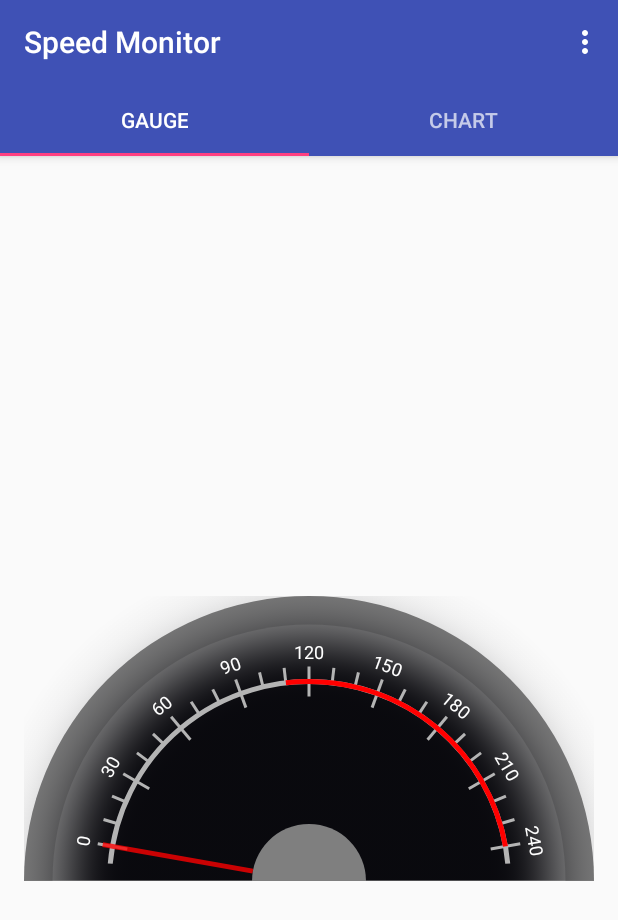
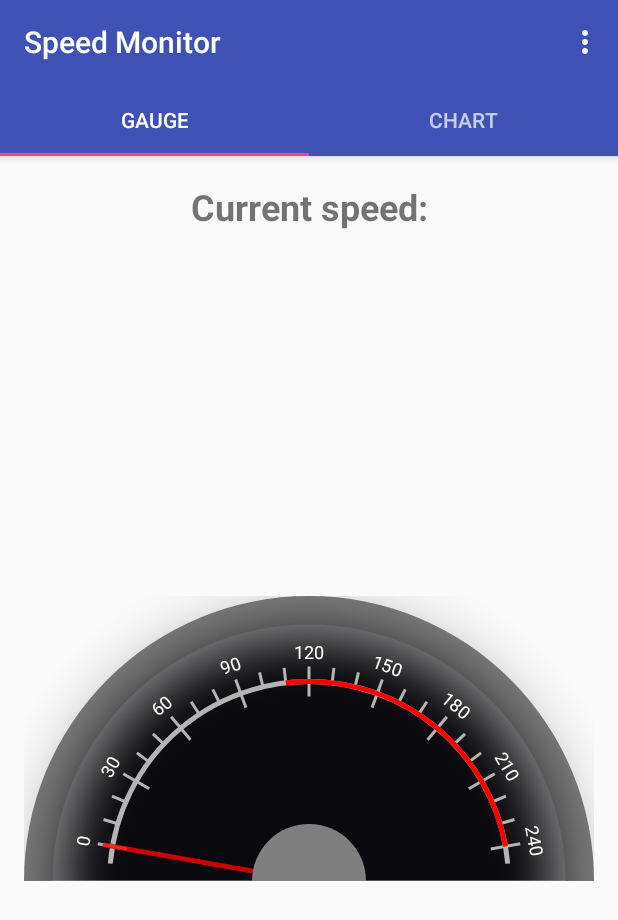
Before and after one commit to yazeed44/SpeedMonitor, an Android app: the screen it shows after launch (UserActivity), on a phone screen of 412 x 824 dp. Shown: the top 920 px of the screen. Run offline under Robolectric (Android 15) with nearby library versions, the phone set to English and light mode, and no system bars; libraries missing offline, so code that uses them is left out: com.afollestad.materialdialogs, com.github.mikephil.charting, com.kristijandraca.backgroundmaillibrary, de.greenrobot.event, io.realm; 9 statements that could not run were skipped.

Commit message:
Added current speed view

```diff
--- a/app/build.gradle
+++ b/app/build.gradle
@@ -9,7 +9,7 @@ android {
         minSdkVersion 11
         targetSdkVersion 23
         versionCode 1
-        versionName "1.0"
+        versionName "0.1.0"
     }
     buildTypes {
         release {
--- a/app/src/main/java/net/yazeed44/speedmonitor/ui/SpeedGaugeFragment.java
+++ b/app/src/main/java/net/yazeed44/speedmonitor/ui/SpeedGaugeFragment.java
@@ -7,6 +7,7 @@ import android.support.v4.app.Fragment;
 import android.view.LayoutInflater;
 import android.view.View;
 import android.view.ViewGroup;
+import android.widget.TextView;
 
 import net.yazeed44.speedmonitor.R;
 import net.yazeed44.speedmonitor.model.Report;
@@ -20,13 +21,15 @@ import de.greenrobot.event.EventBus;
 public class SpeedGaugeFragment extends Fragment {
 
 
-    private SpeedometerGauge mSpeedView;
+    private SpeedometerGauge mSpeedGauge;
+    private TextView mCurrentSpeedView;
 
     @Nullable
     @Override
     public View onCreateView(LayoutInflater inflater, ViewGroup container, Bundle savedInstanceState) {
         final View fragment = inflater.inflate(R.layout.fragment_speed_gauge,container,false);
-        mSpeedView = (SpeedometerGauge)fragment.findViewById(R.id.speed_gauge);
+        mSpeedGauge = (SpeedometerGauge)fragment.findViewById(R.id.speed_gauge);
+        mCurrentSpeedView = (TextView)fragment.findViewById(R.id.current_speed_view);
         initSpeedView();
 
         return fragment;
@@ -34,12 +37,12 @@ public class SpeedGaugeFragment extends Fragment {
 
     private void initSpeedView() {
         final int maxSpeed = 240;
-        mSpeedView.setMaxSpeed(maxSpeed);
-        mSpeedView.setMajorTickStep(30);
-        mSpeedView.setMinorTicks(2);
-        mSpeedView.addColoredRange(Report.DUMMY_SPEED_LIMIT, maxSpeed, Color.RED);
+        mSpeedGauge.setMaxSpeed(maxSpeed);
+        mSpeedGauge.setMajorTickStep(30);
+        mSpeedGauge.setMinorTicks(2);
+        mSpeedGauge.addColoredRange(Report.DUMMY_SPEED_LIMIT, maxSpeed, Color.RED);
 
-        mSpeedView.setLabelConverter(new SpeedometerGauge.LabelConverter() {
+        mSpeedGauge.setLabelConverter(new SpeedometerGauge.LabelConverter() {
             @Override
             public String getLabelFor(double progress, double maxProgress) {
                 return String.valueOf((int) Math.round(progress));
@@ -61,6 +64,15 @@ public class SpeedGaugeFragment extends Fragment {
 
     public void onEvent(final Events.NewSpeedCapturedEvent event){
 
-        mSpeedView.setSpeed(event.speed,true);
+        mSpeedGauge.setSpeed(event.speed, true);
+
+        setCurrentSpeedText(event.speed);
+    }
+
+    private void setCurrentSpeedText(final double speed) {
+
+        final String header = getResources().getString(R.string.current_speed);
+
+        mCurrentSpeedView.setText(header + "\n" + speed + " km/h");
     }
 }
--- a/app/src/main/res/layout/fragment_speed_gauge.xml
+++ b/app/src/main/res/layout/fragment_speed_gauge.xml
@@ -1,15 +1,26 @@
 <?xml version="1.0" encoding="utf-8"?>
 <RelativeLayout xmlns:android="http://schemas.android.com/apk/res/android"
     xmlns:tools="http://schemas.android.com/tools"
-    xmlns:app="http://schemas.android.com/apk/res-auto" android:layout_width="match_parent"
-    android:layout_height="match_parent" android:paddingLeft="@dimen/activity_horizontal_margin"
+    xmlns:app="http://schemas.android.com/apk/res-auto"
+    android:layout_width="match_parent"
+    android:layout_height="match_parent"
+    android:paddingLeft="@dimen/activity_horizontal_margin"
     android:paddingRight="@dimen/activity_horizontal_margin"
     android:paddingTop="@dimen/activity_vertical_margin"
     android:paddingBottom="@dimen/activity_vertical_margin"
     app:layout_behavior="@string/appbar_scrolling_view_behavior"
-    tools:showIn="@layout/activity_main" tools:context=".MainActivity">
+    tools:context=".MainActivity">
 
 
+    <TextView
+        android:id="@+id/current_speed_view"
+        android:layout_width="match_parent"
+        android:layout_height="wrap_content"
+        android:textSize="24sp"
+        android:text="@string/current_speed"
+        android:gravity="center"
+        android:textStyle="bold"
+        />
 
     <net.yazeed44.speedmonitor.ui.SpeedometerGauge
         android:id="@+id/speed_gauge"
--- a/app/src/main/res/values/strings.xml
+++ b/app/src/main/res/values/strings.xml
@@ -9,4 +9,5 @@
     <string name="tab_gauge">Gauge</string>
     <string name="tab_chart">Chart</string>
     <string name="speed_limit_line">Speed limit</string>
+    <string name="current_speed">Current speed:</string>
 </resources>
```
Also changed, not shown: app/src/main/java/net/yazeed44/speedmonitor/services/MonitorService.java (+0 -8 lines).
